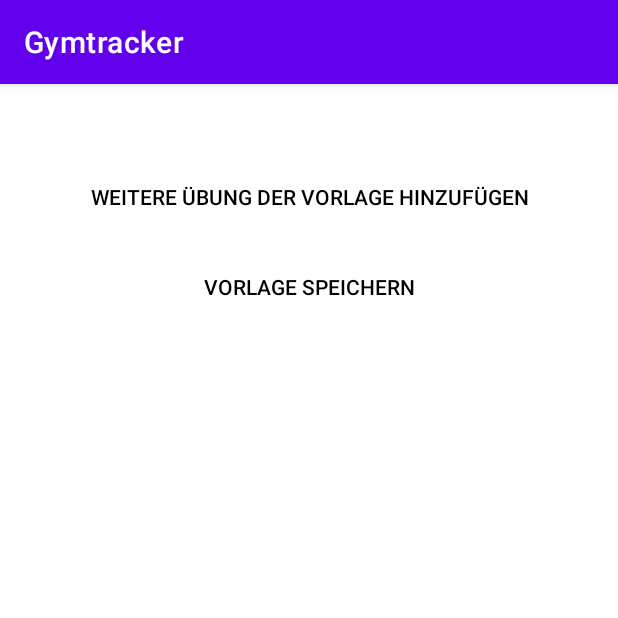
After one commit to fHostert/Gymtracker, an Android app: the AddTemplateActivity screen opened directly, with no data from a screen before it, on a phone screen of 412 x 824 dp, the top half of it. The commit adds this screen. Run offline under Robolectric (Android 15) with nearby library versions, the phone set to English and light mode, and no system bars.

Commit message:
working templates

```diff
--- a/app/src/main/java/com/example/gymtracker/workout/WorkoutFragment.java
+++ b/app/src/main/java/com/example/gymtracker/workout/WorkoutFragment.java
@@ -108,7 +108,7 @@ public class WorkoutFragment extends Fragment {
 
         for (Set set : exercise.getSets()) {
             DatabaseManager.insertSetIntoCurrentWorkout(
-                    exercise.getDatabaseIndex(), workoutLinearLayout.getChildCount(), set);
+                    exercise.getExerciseID(), workoutLinearLayout.getChildCount(), set);
         }
     }
 
--- /dev/null
+++ b/app/src/main/res/layout/activity_add_template.xml
@@ -0,0 +1,41 @@
+<?xml version="1.0" encoding="utf-8"?>
+<LinearLayout xmlns:android="http://schemas.android.com/apk/res/android"
+    xmlns:tools="http://schemas.android.com/tools"
+    android:layout_width="match_parent"
+    android:layout_height="match_parent"
+    tools:context=".templates.AddTemplateActivity"
+    android:orientation="vertical">
+
+
+    <TextView
+        android:id="@+id/add_template_name_text_view"
+        android:layout_width="match_parent"
+        android:layout_height="wrap_content"
+        android:gravity="center"
+        android:textSize="@dimen/headline_size"
+        android:textStyle="bold"
+        android:text="Name des neuen Templates" />
+
+    <LinearLayout
+        android:id="@+id/new_template_exercises_layout"
+        android:layout_width="match_parent"
+        android:layout_height="wrap_content"
+        android:orientation="vertical"
+        android:layout_marginHorizontal="@dimen/horizontal_margin_between_boxes"
+        android:layout_marginVertical="@dimen/vertical_margin_between_boxes"/>
+
+    <Button
+        android:id="@+id/add_exercise_to_template_button"
+        android:onClick="addExerciseToTemplateClick"
+        android:text="@string/addExerciseToTemplate"
+        style="@style/largeButton"
+        />
+
+    <Button
+        android:id="@+id/save_template_button"
+        android:onClick="saveTemplateClick"
+        android:text="@string/saveTemplate"
+        style="@style/largeButton"
+        />
+
+</LinearLayout>
--- a/app/src/main/res/layout/activity_choose_exercise.xml
+++ b/app/src/main/res/layout/activity_choose_exercise.xml
@@ -11,8 +11,7 @@
         android:id="@+id/search_edit_text"
         android:layout_width="match_parent"
         android:layout_height="wrap_content"
-        android:hint="@string/search"
-        android:textColorHint="@color/white">
+        android:hint="@string/search">
 
     </EditText>
 
--- a/app/src/main/res/values/colors.xml
+++ b/app/src/main/res/values/colors.xml
@@ -8,7 +8,13 @@
     <color name="black">#FF000000</color>
     <color name="white">#FFFFFFFF</color>
 
-    <color name="colorPrimary">#FF000000</color>
+    <color name="colorPrimary">#FF6200EE</color>
+    <color name="colorPrimaryVariant">#FF3700B3</color>
+    <color name="colorOnPrimary">#FFFFFFFF</color>
+
+    <color name="colorSecondary">#FF03DAC5</color>
+    <color name="colorSecondaryVariant">#FF018786</color>
+    <color name="colorOnSecondary">#FF000000</color>
 
     <color name="boarders">#FF000000</color>
     <color name="background">#FFFFFFFF</color>
--- a/app/src/main/res/values/strings.xml
+++ b/app/src/main/res/values/strings.xml
@@ -61,6 +61,7 @@
     <string name="cancel">Abbrechen</string>
     <string name="prweight">Persönlicher Rekord (Gewicht):</string>
     <string name="doublePressToExit">Drücke die Zurücktaste erneut, um die App zu schließen.</string>
+    <string name="doublePressToExitAddTemplate">Drücke die Zurücktaste erneut, um die Erstellung abzubrechen.</string>
     <string name="delete">löschen</string>
     <string name="prvolume">Persönlicher Rekord (Volumen):</string>
     <string name="totalWeight">Gesamtgewicht:</string>
@@ -76,6 +77,7 @@
     <string name="toastDoubleTemplate">Diese Vorlage exisitert bereits.</string>
     <string name="toastNeverDoneExercise">Keine Details - diese Übung wurde noch nie durchgeführt.</string>
     <string name="toastExerciseAlreadyInNewTemplate">Diese Übung ist in dieser Vorlage bereits vertreten.</string>
+    <string name="toastTemplateAlreadyExists">Diese Vorlage existiert bereits.</string>
     <string name="toastTemplateIsEmpty">Füge der Vorlage erst eine Übung hinzu.</string>
     <string name="toastTemplateNameIsEmpty">Gib einen Namen für die Vorlage ein.</string>
     <string name="toastNoRepsDone">Erst Wiederholungen eintragen.</string>
--- a/app/src/main/res/values/themes.xml
+++ b/app/src/main/res/values/themes.xml
@@ -2,15 +2,16 @@
     <!-- Base application theme. -->
     <style name="Theme.Gymtracker" parent="Theme.MaterialComponents.DayNight.DarkActionBar">
         <!-- Primary brand color. -->
-        <item name="colorPrimary">@color/purple_500</item>
-        <item name="colorPrimaryVariant">@color/purple_700</item>
-        <item name="colorOnPrimary">@color/white</item>
+        <item name="colorPrimary">@color/colorPrimary</item>
+        <item name="colorPrimaryVariant">@color/colorPrimaryVariant</item>
+        <item name="colorOnPrimary">@color/colorOnPrimary</item>
         <!-- Secondary brand color. -->
-        <item name="colorSecondary">@color/teal_200</item>
-        <item name="colorSecondaryVariant">@color/teal_700</item>
-        <item name="colorOnSecondary">@color/black</item>
+        <item name="colorSecondary">@color/colorSecondary</item>
+        <item name="colorSecondaryVariant">@color/colorSecondaryVariant</item>
+        <item name="colorOnSecondary">@color/colorOnSecondary</item>
         <!-- Status bar color. -->
         <item name="android:statusBarColor">?attr/colorPrimaryVariant</item>
         <!-- Customize your theme here. -->
+        <item name="android:navigationBarColor">?attr/colorPrimaryVariant</item>
     </style>
 </resources>
```
Also changed, not shown: app/src/main/AndroidManifest.xml (+9 -1 lines), app/src/main/java/com/example/gymtracker/HomeFragment.java (+14 -2 lines), app/src/main/java/com/example/gymtracker/MainActivity.java (+33 -1 lines), app/src/main/java/com/example/gymtracker/TextViewTableRowFragment.java (+11 -2 lines), app/src/main/java/com/example/gymtracker/datastructures/Exercise.java (+9 -1 lines), app/src/main/java/com/example/gymtracker/helper/DatabaseManager.java (+55 -3 lines), app/src/main/java/com/example/gymtracker/templates/AddTemplateActivity.java (added, +99 -0 lines), app/src/main/java/com/example/gymtracker/templates/TemplateFragment.java (renamed from app/src/main/java/com/example/gymtracker/TemplateFragment.java, +10 -12 lines), app/src/main/java/com/example/gymtracker/workout/ExerciseFragment.java (+6 -7 lines), app/src/main/res/layout/fragment_home.xml (+8 -16 lines), app/src/main/res/layout/fragment_template.xml (+3 -20 lines).
